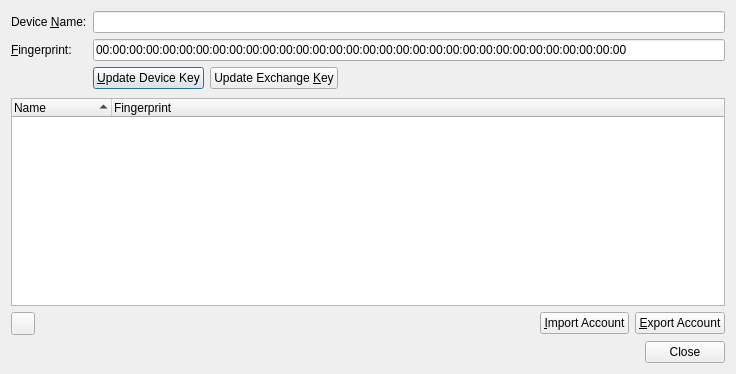
Before: the Qt Designer form examples/datasync/Sample/accountdialog.ui in Skycoder42/QtDataSync, drawn with Qt 5.
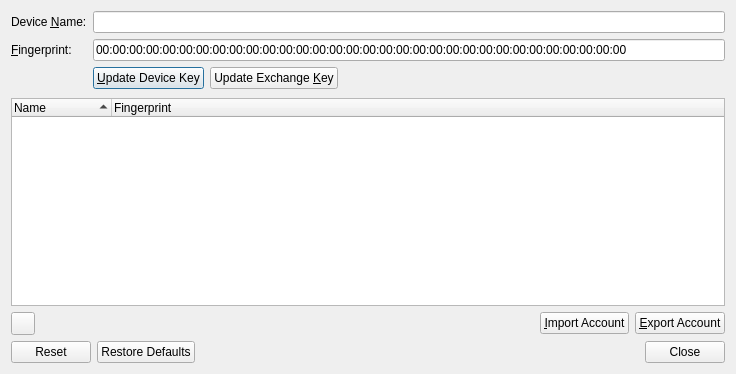
After: the same form once the commit is applied. Icons and pictures are not drawn.

Commit message: implemented account reset

Diff of the .ui file:
```diff
--- a/examples/datasync/Sample/accountdialog.ui
+++ b/examples/datasync/Sample/accountdialog.ui
@@ -172,7 +172,7 @@
       <enum>Qt::Horizontal</enum>
      </property>
      <property name="standardButtons">
-      <set>QDialogButtonBox::Close</set>
+      <set>QDialogButtonBox::Close|QDialogButtonBox::Reset|QDialogButtonBox::RestoreDefaults</set>
      </property>
     </widget>
    </item>
```
The commit also changes 28 other files.
